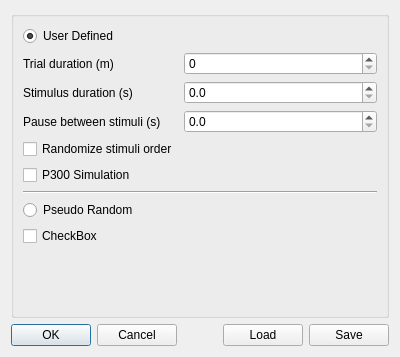
The window that UIDesignerFiles/trialSetting.ui (angelogro/scp_artifactreject) describes before a commit, drawn with Qt 5.
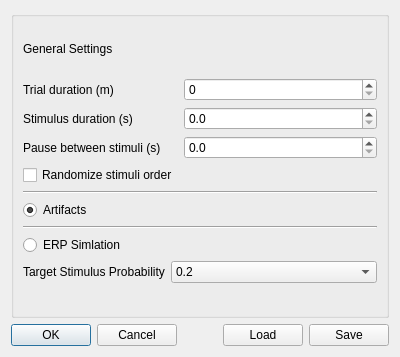
The same window after the commit.

Commit message: NOT YET FINISHED, setting probability of target stimulus possible now

The edit to the form file:
```diff
--- a/UIDesignerFiles/trialSetting.ui
+++ b/UIDesignerFiles/trialSetting.ui
@@ -30,12 +30,9 @@
      </property>
      <layout class="QVBoxLayout" name="verticalLayout_2">
       <item>
-       <widget class="QRadioButton" name="rbUserDefined">
+       <widget class="QLabel" name="label_2">
         <property name="text">
-         <string>User Defined</string>
-        </property>
-        <property name="checked">
-         <bool>true</bool>
+         <string>General Settings</string>
         </property>
        </widget>
       </item>
@@ -58,6 +55,16 @@
           </property>
          </widget>
         </item>
+        <item row="2" column="1">
+         <widget class="QDoubleSpinBox" name="sbStimulusDuration">
+          <property name="decimals">
+           <number>1</number>
+          </property>
+          <property name="singleStep">
+           <double>0.100000000000000</double>
+          </property>
+         </widget>
+        </item>
         <item row="3" column="0">
          <widget class="QLabel" name="lblPause">
           <property name="text">
@@ -65,6 +72,16 @@
           </property>
          </widget>
         </item>
+        <item row="3" column="1">
+         <widget class="QDoubleSpinBox" name="sbPause">
+          <property name="decimals">
+           <number>1</number>
+          </property>
+          <property name="singleStep">
+           <double>0.100000000000000</double>
+          </property>
+         </widget>
+        </item>
         <item row="4" column="0">
          <widget class="QCheckBox" name="cbRandomizeStimuli">
           <property name="text">
@@ -72,33 +89,6 @@
           </property>
          </widget>
         </item>
-        <item row="5" column="0">
-         <widget class="QCheckBox" name="cbP300Simulation">
-          <property name="text">
-           <string>P300 Simulation</string>
-          </property>
-         </widget>
-        </item>
-        <item row="2" column="1">
-         <widget class="QDoubleSpinBox" name="sbStimulusDuration">
-          <property name="decimals">
-           <number>1</number>
-          </property>
-          <property name="singleStep">
-           <double>0.100000000000000</double>
-          </property>
-         </widget>
-        </item>
-        <item row="3" column="1">
-         <widget class="QDoubleSpinBox" name="sbPause">
-          <property name="decimals">
-           <number>1</number>
-          </property>
-          <property name="singleStep">
-           <double>0.100000000000000</double>
-          </property>
-         </widget>
-        </item>
        </layout>
       </item>
       <item>
@@ -111,22 +101,58 @@
       <item>
        <widget class="QRadioButton" name="rbRandom">
         <property name="text">
-         <string>Pseudo Random</string>
+         <string>Artifacts</string>
         </property>
+        <property name="checked">
+         <bool>true</bool>
+        </property>
        </widget>
       </item>
       <item>
-       <layout class="QFormLayout" name="formLayoutRandom">
+       <widget class="Line" name="line_2">
+        <property name="orientation">
+         <enum>Qt::Horizontal</enum>
+        </property>
+       </widget>
+      </item>
+      <item>
+       <widget class="QRadioButton" name="rbERP">
+        <property name="text">
+         <string>ERP Simlation</string>
+        </property>
+       </widget>
+      </item>
+      <item>
+       <layout class="QFormLayout" name="formLayoutERP">
         <property name="sizeConstraint">
          <enum>QLayout::SetMinimumSize</enum>
         </property>
-        <item row="1" column="0">
-         <widget class="QCheckBox" name="checkBox_2">
+        <item row="0" column="0">
+         <widget class="QLabel" name="lblTargetStimulusProbability">
           <property name="text">
-           <string>CheckBox</string>
+           <string>Target Stimulus Probability</string>
           </property>
          </widget>
         </item>
+        <item row="0" column="1">
+         <widget class="QComboBox" name="cbProbability">
+          <item>
+           <property name="text">
+            <string>0.2</string>
+           </property>
+          </item>
+          <item>
+           <property name="text">
+            <string>0.3</string>
+           </property>
+          </item>
+          <item>
+           <property name="text">
+            <string>0.4</string>
+           </property>
+          </item>
+         </widget>
+        </item>
        </layout>
       </item>
      </layout>
```
Left out of the diff: 4 changed lines with no effect on the pictures. The commit also changes 9 other files.
